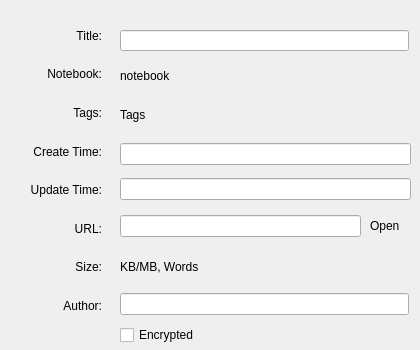
The window that src/ui/wiznoteinfoform.ui (WizTeam/WizQTClient) describes before a commit, drawn with Qt 5.
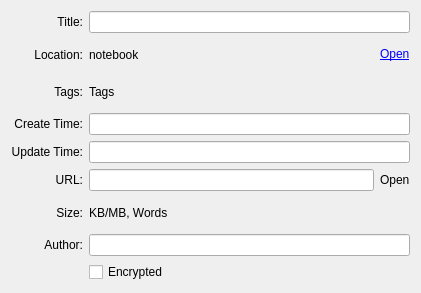
The same window after the commit.

```diff
--- a/src/ui/wiznoteinfoform.ui
+++ b/src/ui/wiznoteinfoform.ui
@@ -6,58 +6,27 @@
    <rect>
     <x>0</x>
     <y>0</y>
-    <width>420</width>
-    <height>350</height>
+    <width>421</width>
+    <height>293</height>
    </rect>
   </property>
   <property name="windowTitle">
    <string>Note Info</string>
   </property>
-  <widget class="QFrame" name="frame">
-   <property name="geometry">
-    <rect>
-     <x>0</x>
-     <y>10</y>
-     <width>111</width>
-     <height>321</height>
-    </rect>
-   </property>
-   <property name="autoFillBackground">
-    <bool>false</bool>
-   </property>
    <layout class="QVBoxLayout" name="verticalLayout">
     <item>
-     <layout class="QVBoxLayout" name="verticalLayout_5">
-      <item>
-       <widget class="QLabel" name="label">
+    <layout class="QGridLayout" name="gridLayout">
+     <item row="0" column="1" colspan="2">
+      <widget class="QLineEdit" name="editTitle">
         <property name="sizePolicy">
-         <sizepolicy hsizetype="Preferred" vsizetype="Preferred">
+        <sizepolicy hsizetype="Expanding" vsizetype="Fixed">
           <horstretch>0</horstretch>
           <verstretch>0</verstretch>
          </sizepolicy>
         </property>
-        <property name="styleSheet">
-         <string notr="true"/>
-        </property>
-        <property name="text">
-         <string>Title:</string>
-        </property>
-        <property name="alignment">
-         <set>Qt::AlignRight|Qt::AlignTrailing|Qt::AlignVCenter</set>
-        </property>
-       </widget>
-      </item>
-      <item>
-       <widget class="QLabel" name="label_2">
-        <property name="text">
-         <string>Notebook:</string>
-        </property>
-        <property name="alignment">
-         <set>Qt::AlignRight|Qt::AlignTrailing|Qt::AlignVCenter</set>
-        </property>
-       </widget>
-      </item>
-      <item>
+      </widget>
+     </item>
+     <item row="2" column="0">
        <widget class="QLabel" name="label_3">
         <property name="text">
          <string>Tags:</string>
@@ -67,17 +36,20 @@
         </property>
        </widget>
       </item>
-      <item>
-       <widget class="QLabel" name="label_4">
+     <item row="4" column="1" colspan="2">
+      <widget class="QLineEdit" name="editUpdateTime"/>
+     </item>
+     <item row="7" column="0">
+      <widget class="QLabel" name="label_9">
         <property name="text">
-         <string>Create Time:</string>
+        <string>Author:</string>
         </property>
         <property name="alignment">
          <set>Qt::AlignRight|Qt::AlignTrailing|Qt::AlignVCenter</set>
         </property>
        </widget>
       </item>
-      <item>
+     <item row="4" column="0">
        <widget class="QLabel" name="label_5">
         <property name="text">
          <string>Update Time:</string>
@@ -87,7 +59,48 @@
         </property>
        </widget>
       </item>
-      <item>
+     <item row="1" column="2">
+      <widget class="QLabel" name="labelOpenDocument">
+       <property name="cursor">
+        <cursorShape>PointingHandCursor</cursorShape>
+       </property>
+       <property name="frameShadow">
+        <enum>QFrame::Plain</enum>
+       </property>
+       <property name="text">
+        <string>&lt;html&gt;&lt;head/&gt;&lt;body&gt;&lt;p&gt;&lt;a href=&quot;wfwefwef&quot;&gt;&lt;span style=&quot; text-decoration: underline; color:#0000ff;&quot;&gt;Open&lt;/span&gt;&lt;/a&gt;&lt;/p&gt;&lt;/body&gt;&lt;/html&gt;</string>
+       </property>
+       <property name="alignment">
+        <set>Qt::AlignLeading|Qt::AlignLeft|Qt::AlignVCenter</set>
+       </property>
+       <property name="openExternalLinks">
+        <bool>false</bool>
+       </property>
+       <property name="textInteractionFlags">
+        <set>Qt::LinksAccessibleByMouse</set>
+       </property>
+      </widget>
+     </item>
+     <item row="5" column="2">
+      <widget class="QLabel" name="labelOpenURL">
+       <property name="frameShadow">
+        <enum>QFrame::Plain</enum>
+       </property>
+       <property name="text">
+        <string>Open</string>
+       </property>
+       <property name="alignment">
+        <set>Qt::AlignLeading|Qt::AlignLeft|Qt::AlignVCenter</set>
+       </property>
+       <property name="openExternalLinks">
+        <bool>true</bool>
+       </property>
+       <property name="textInteractionFlags">
+        <set>Qt::LinksAccessibleByMouse</set>
+       </property>
+      </widget>
+     </item>
+     <item row="5" column="0">
        <widget class="QLabel" name="label_6">
         <property name="text">
          <string>URL:</string>
@@ -97,169 +110,102 @@
         </property>
        </widget>
       </item>
-      <item>
-       <widget class="QLabel" name="label_8">
-        <property name="text">
-         <string>Size:</string>
-        </property>
-        <property name="alignment">
-         <set>Qt::AlignRight|Qt::AlignTrailing|Qt::AlignVCenter</set>
-        </property>
-       </widget>
-      </item>
-      <item>
-       <widget class="QLabel" name="label_9">
-        <property name="text">
-         <string>Author:</string>
-        </property>
-        <property name="alignment">
-         <set>Qt::AlignRight|Qt::AlignTrailing|Qt::AlignVCenter</set>
-        </property>
-       </widget>
-      </item>
-     </layout>
-    </item>
-   </layout>
-  </widget>
-  <widget class="QCheckBox" name="checkEncrypted">
-   <property name="geometry">
-    <rect>
-     <x>120</x>
-     <y>325</y>
-     <width>291</width>
-     <height>20</height>
-    </rect>
-   </property>
-   <property name="text">
-    <string>Encrypted</string>
-   </property>
-  </widget>
-  <widget class="QLineEdit" name="editTitle">
-   <property name="geometry">
-    <rect>
-     <x>120</x>
-     <y>30</y>
-     <width>289</width>
-     <height>21</height>
-    </rect>
-   </property>
-   <property name="sizePolicy">
-    <sizepolicy hsizetype="Expanding" vsizetype="Fixed">
-     <horstretch>0</horstretch>
-     <verstretch>0</verstretch>
-    </sizepolicy>
-   </property>
-  </widget>
+     <item row="2" column="1" colspan="2">
   <widget class="QLabel" name="labelTags">
-   <property name="geometry">
-    <rect>
-     <x>120</x>
-     <y>105</y>
-     <width>289</width>
-     <height>20</height>
-    </rect>
-   </property>
    <property name="text">
     <string>Tags</string>
    </property>
   </widget>
+     </item>
+     <item row="3" column="1" colspan="2">
+      <widget class="QLineEdit" name="editCreateTime">
+       <property name="sizePolicy">
+        <sizepolicy hsizetype="Expanding" vsizetype="Fixed">
+         <horstretch>0</horstretch>
+         <verstretch>0</verstretch>
+        </sizepolicy>
+       </property>
+      </widget>
+     </item>
+     <item row="6" column="1" colspan="2">
   <widget class="QLabel" name="labelSize">
-   <property name="geometry">
-    <rect>
-     <x>120</x>
-     <y>256</y>
-     <width>285</width>
-     <height>21</height>
-    </rect>
-   </property>
    <property name="text">
     <string>KB/MB, Words</string>
    </property>
   </widget>
-  <widget class="QLineEdit" name="editAuthor">
-   <property name="geometry">
-    <rect>
-     <x>120</x>
-     <y>293</y>
-     <width>289</width>
-     <height>22</height>
-    </rect>
-   </property>
-  </widget>
-  <widget class="QLineEdit" name="editURL">
-   <property name="geometry">
-    <rect>
-     <x>120</x>
-     <y>215</y>
-     <width>241</width>
-     <height>22</height>
-    </rect>
-   </property>
-  </widget>
-  <widget class="QLabel" name="labelOpenURL">
-   <property name="geometry">
-    <rect>
-     <x>370</x>
-     <y>215</y>
-     <width>41</width>
-     <height>21</height>
-    </rect>
-   </property>
-   <property name="frameShadow">
-    <enum>QFrame::Plain</enum>
+     </item>
+     <item row="5" column="1">
+      <widget class="QLineEdit" name="editURL"/>
+     </item>
+     <item row="6" column="0">
+      <widget class="QLabel" name="label_8">
+       <property name="text">
+        <string>Size:</string>
+       </property>
+       <property name="alignment">
+        <set>Qt::AlignRight|Qt::AlignTrailing|Qt::AlignVCenter</set>
+       </property>
+      </widget>
+     </item>
+     <item row="0" column="0">
+      <widget class="QLabel" name="label">
+       <property name="sizePolicy">
+        <sizepolicy hsizetype="Preferred" vsizetype="Preferred">
+         <horstretch>0</horstretch>
+         <verstretch>0</verstretch>
+        </sizepolicy>
+       </property>
+       <property name="styleSheet">
+        <string notr="true"/>
    </property>
    <property name="text">
-    <string>Open</string>
+        <string>Title:</string>
    </property>
    <property name="alignment">
-    <set>Qt::AlignLeading|Qt::AlignLeft|Qt::AlignVCenter</set>
-   </property>
-   <property name="openExternalLinks">
-    <bool>true</bool>
-   </property>
-   <property name="textInteractionFlags">
-    <set>Qt::LinksAccessibleByMouse</set>
-   </property>
-  </widget>
-  <widget class="QLineEdit" name="editUpdateTime">
-   <property name="geometry">
-    <rect>
-     <x>120</x>
-     <y>178</y>
-     <width>291</width>
-     <height>22</height>
-    </rect>
-   </property>
-  </widget>
+        <set>Qt::AlignRight|Qt::AlignTrailing|Qt::AlignVCenter</set>
+       </property>
+      </widget>
+     </item>
+     <item row="3" column="0">
+      <widget class="QLabel" name="label_4">
+       <property name="text">
+        <string>Create Time:</string>
+       </property>
+       <property name="alignment">
+        <set>Qt::AlignRight|Qt::AlignTrailing|Qt::AlignVCenter</set>
+       </property>
+      </widget>
+     </item>
+     <item row="7" column="1" colspan="2">
+      <widget class="QLineEdit" name="editAuthor"/>
+     </item>
+     <item row="1" column="1">
   <widget class="QLabel" name="labelNotebook">
-   <property name="geometry">
-    <rect>
-     <x>120</x>
-     <y>65</y>
-     <width>291</width>
-     <height>21</height>
-    </rect>
-   </property>
    <property name="text">
     <string>notebook</string>
    </property>
   </widget>
-  <widget class="QLineEdit" name="editCreateTime">
-   <property name="geometry">
-    <rect>
-     <x>120</x>
-     <y>143</y>
-     <width>291</width>
-     <height>22</height>
-    </rect>
-   </property>
-   <property name="sizePolicy">
-    <sizepolicy hsizetype="Expanding" vsizetype="Fixed">
-     <horstretch>0</horstretch>
-     <verstretch>0</verstretch>
-    </sizepolicy>
-   </property>
-  </widget>
+     </item>
+     <item row="1" column="0">
+      <widget class="QLabel" name="label_2">
+       <property name="text">
+        <string>Location:</string>
+       </property>
+       <property name="alignment">
+        <set>Qt::AlignRight|Qt::AlignTrailing|Qt::AlignVCenter</set>
+       </property>
+      </widget>
+     </item>
+     <item row="8" column="1">
+      <widget class="QCheckBox" name="checkEncrypted">
+       <property name="text">
+        <string>Encrypted</string>
+       </property>
+      </widget>
+     </item>
+    </layout>
+   </item>
+  </layout>
  </widget>
  <resources/>
  <connections/>
```
Lines whose indentation alone changed are shown as unchanged.
